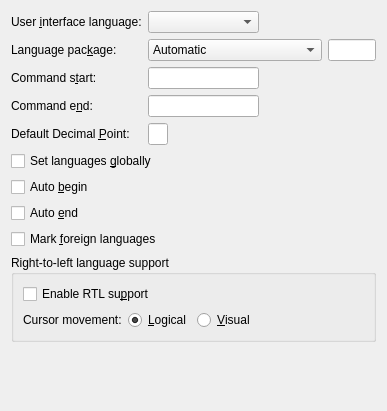
Old version of the form src/frontends/qt4/ui/PrefLanguageUi.ui in the repository cburschka/lyx.
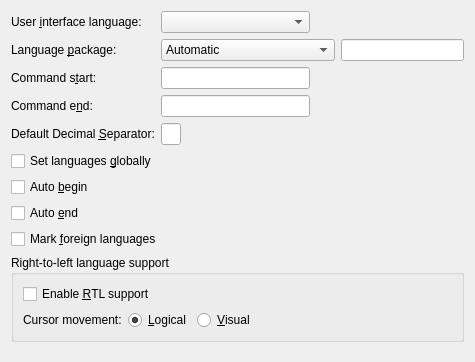
New version of the form.

Commit message:
Decimal point --> Decimal separator. As noted by one of our translators, that is the language we use elsewhere.
Also took the opportunity to fix some shortcuts.

The edit to the form file:
```diff
--- a/src/frontends/qt4/ui/PrefLanguageUi.ui
+++ b/src/frontends/qt4/ui/PrefLanguageUi.ui
@@ -1,12 +1,12 @@
 <ui version="4.0" >
  <class>PrefLanguageUi</class>
- <widget class="QWidget" name="PrefLanguageUi" >
-  <property name="geometry" >
+ <widget class="QWidget" name="PrefLanguageUi">
+  <property name="geometry">
    <rect>
     <x>0</x>
     <y>0</y>
-    <width>387</width>
-    <height>411</height>
+    <width>475</width>
+    <height>362</height>
    </rect>
   </property>
   <property name="windowTitle" >
@@ -33,10 +33,10 @@
      </property>
     </widget>
    </item>
-   <item row="1" column="0" >
-    <widget class="QLabel" name="languagePackageLA" >
-     <property name="text" >
-      <string>Language pac&amp;kage:</string>
+   <item row="1" column="0">
+    <widget class="QLabel" name="languagePackageLA">
+     <property name="text">
+      <string>Language &amp;package:</string>
      </property>
      <property name="buddy" >
       <cstring>languagePackageCO</cstring>
@@ -128,10 +128,10 @@
      </property>
     </widget>
    </item>
-   <item row="4" column="0" >
-    <widget class="QLabel" name="decimalPointL" >
-     <property name="text" >
-      <string>Default Decimal &amp;Point:</string>
+   <item row="4" column="0">
+    <widget class="QLabel" name="decimalPointL">
+     <property name="text">
+      <string>Default Decimal &amp;Separator:</string>
      </property>
      <property name="buddy" >
       <cstring>defaultDecimalPointLE</cstring>
@@ -214,8 +214,8 @@
         <property name="toolTip" >
          <string>Select to enable support of right-to-left languages (e.g. Hebrew, Arabic).</string>
         </property>
-        <property name="text" >
-         <string>Enable RTL su&amp;pport</string>
+        <property name="text">
+         <string>Enable &amp;RTL support</string>
         </property>
        </widget>
       </item>
```
Left out of the diff: 196 changed lines with no effect on the pictures.
